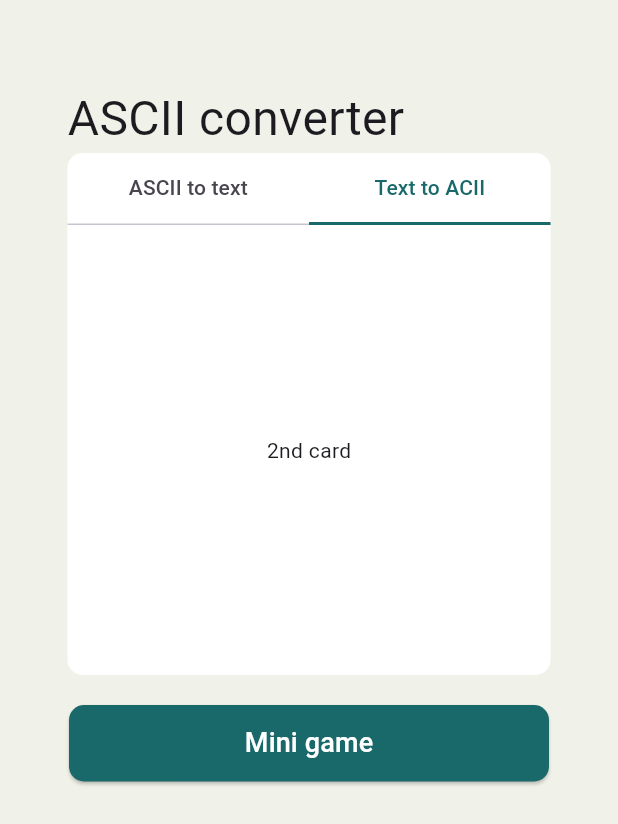
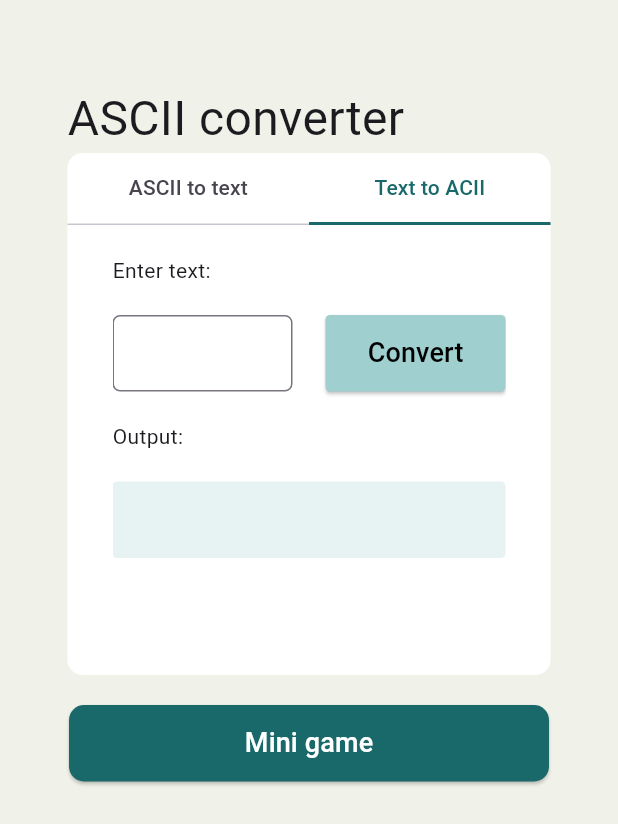
Before and after one commit to majatkaczyk/PIM, a Flutter app: the screen it shows after launch, tab 2 chosen, on a phone screen of 412 x 824 dp. Shown: the top 824 px of the screen. Run offline on Flutter 3.47's test engine with Material 3 defaults, Android fonts, the light colour scheme and no system bars.

Commit message:
done 2st tab screen ui

```diff
--- a/Flutter/lib/main.dart
+++ b/Flutter/lib/main.dart
@@ -129,13 +129,57 @@ class _MyHomePageState extends State<MyHomePage> {
                           ),),)
 
                       ]),
-                  Center(child: Text("2nd card"))
+                  Column(mainAxisAlignment: MainAxisAlignment.start,crossAxisAlignment: CrossAxisAlignment.start,
+                      children: [
+                        const Padding(padding: EdgeInsets.symmetric(vertical: 20.0), child: Text("Enter text:")),
+                        Row(mainAxisAlignment: MainAxisAlignment.spaceBetween,
+                          children: <Widget>
+                          [SizedBox( width: 120, height: 51,
+                              child: TextField(
+                                keyboardType: TextInputType.text,
+                                controller: asciiController,
+                                decoration: const InputDecoration(
+                                  border: OutlineInputBorder(
+                                      borderRadius: BorderRadius.all(Radius.circular(5.0))
+                                  ),
+                                ),
+                              ),
+                            ),
+                            ElevatedButton(
+                              onPressed: _convertAsciiToCharacter,
+                              style: ElevatedButton.styleFrom(
+                                backgroundColor: const Color(0xffA0CFD0),
+                                minimumSize: const Size(120, 51),
+                                shape: RoundedRectangleBorder(
+                                  borderRadius: BorderRadius.circular(3),
+                                ),
+                              ),
+                              child: const Text(
+                                'Convert',
+                                style: TextStyle(
+                                  fontSize: 18,
+                                  color: Colors.black,
+                                ),
+                              ),),
+
+                          ],),
+                        const Padding(padding: EdgeInsets.symmetric(vertical: 20.0), child: Text("Output:")),
+                        Container(width: 281, height: 51,
+                          decoration: const BoxDecoration(color: Color(0xffE7F3F3), borderRadius: BorderRadius.all(Radius.circular(3.0))),
+                          child: Text(_convertedCharacter,
+                            style: const TextStyle(
+                              fontSize: 18,
+                              color: Colors.black,
+
+                            ),),)
+
+                      ]),
                 ],
               )),),
 
 
               Center(
-                child: Container(padding: EdgeInsets.symmetric(vertical: 20.0),
+                child: Container(padding: const EdgeInsets.symmetric(vertical: 20.0),
                     child: ElevatedButton(
                       onPressed: () {
                         // Działania po naciśnięciu przycisku
```
Lines whose indentation alone changed are shown as unchanged.
